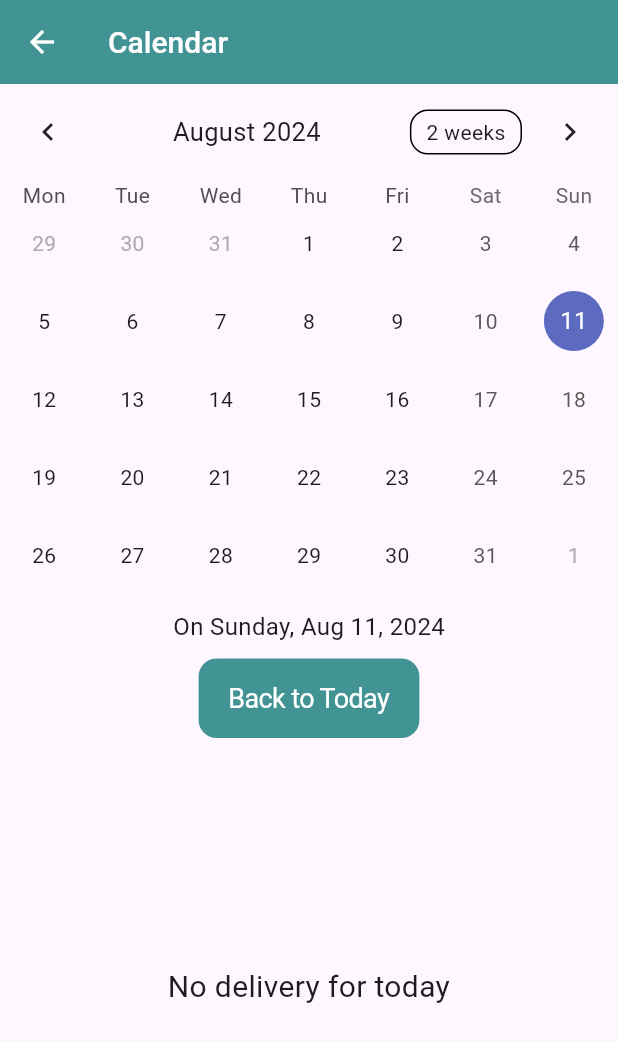
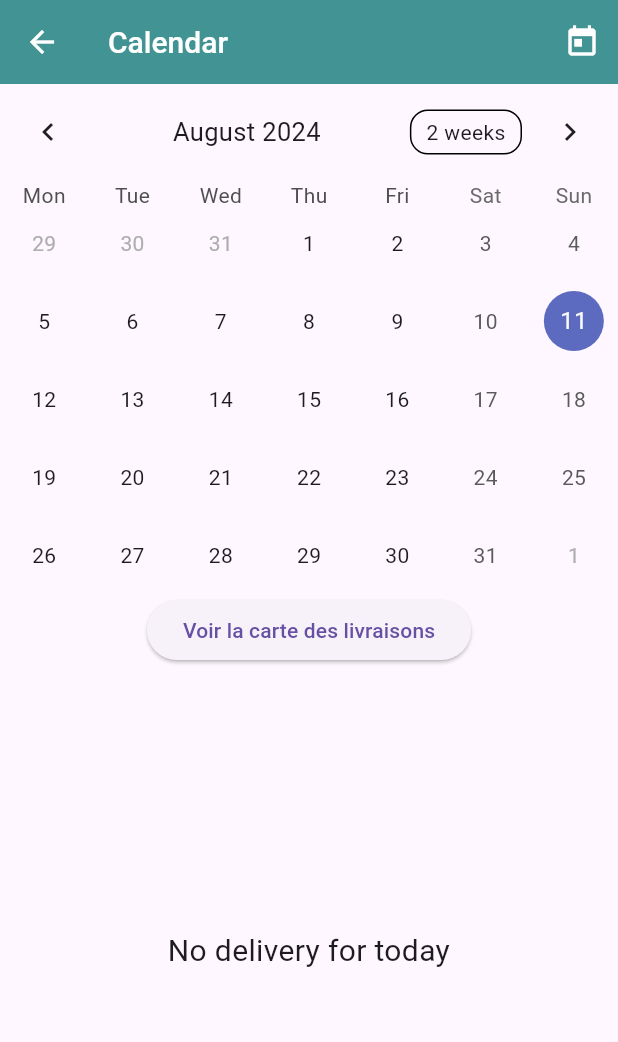
Before and after one commit to Diagora-EIP/mobile, a Flutter app: the CalendarView screen opened directly, on a phone screen of 412 x 824 dp. Shown: the top 1042 px of the screen. Run offline on Flutter 3.47's test engine with Material 3 defaults, Android fonts, the phone set to English and light mode, and no system bars; drawn by our look-alikes of table_calendar; our stand-ins replace accordion, firebase_analytics, firebase_core, firebase_crashlytics, fl_chart, flutter_datetime_picker_plus and 9 more; missing offline and left inert: background_location, firebase_performance, flutter_background_service, mapbox_maps_flutter, maps_launcher; accounts and stored records are empty; network calls fail.

Commit message:
finish 2 task on schedule

```diff
--- a/lib/views/home/calendar/calendar.dart
+++ b/lib/views/home/calendar/calendar.dart
@@ -14,6 +14,7 @@ import 'package:diagora/views/home/home.dart';
 import 'package:diagora/models/role_model.dart';
 import 'package:diagora/services/api_service.dart';
 import 'package:diagora/views/home/calendar/new_delivery.dart';
+import 'package:diagora/views/home/map/map.dart';
 
 import 'package:mapbox_maps_flutter/mapbox_maps_flutter.dart' as mapbox;
 import 'package:permission_handler/permission_handler.dart';
@@ -36,6 +37,7 @@ class _CalendarViewState extends State<CalendarView> {
   List<dynamic> scheduleList = [];
   bool deliveryToday = true;
   bool isLoading = false;
+  late DateTime focusDay = today;
 
   @override
   void initState() {
@@ -45,8 +47,11 @@ class _CalendarViewState extends State<CalendarView> {
 
   // Needs to have the same parameters as the function onDaySelected [DateTime day, DateTime focusDay]
   void _onDaySelected(DateTime day, DateTime focusDay) {
+    print('Selected day: $day');
+    print('Focus day: $focusDay');
     if (mounted) {
       setState(() {
+        this.focusDay = focusDay;
         isLoading = true;
       });
     }
@@ -99,6 +104,21 @@ class _CalendarViewState extends State<CalendarView> {
   @override
   Widget build(BuildContext context) {
     return Scaffold(
+      floatingActionButton:
+          _api.role?.role == Roles.manager || _api.role?.role == Roles.admin
+              ? FloatingActionButton(
+                  child: const Icon(Icons.add),
+                  onPressed: () {
+                    Navigator.pushAndRemoveUntil(
+                      context,
+                      MaterialPageRoute(
+                        builder: (context) => NewDelivery(pickedDate: today),
+                      ),
+                      (route) => false,
+                    );
+                  },
+                )
+              : const SizedBox(),
       appBar: AppBar(
         leading: IconButton(
           icon: const Icon(Icons.arrow_back),
@@ -130,20 +150,15 @@ class _CalendarViewState extends State<CalendarView> {
         ),
         title: const Text('Calendar'),
         actions: <Widget>[
-          _api.role?.role == Roles.manager || _api.role?.role == Roles.admin
-              ? IconButton(
-                  icon: const Icon(Icons.add),
-                  onPressed: () {
-                    Navigator.pushAndRemoveUntil(
-                      context,
-                      MaterialPageRoute(
-                        builder: (context) => NewDelivery(pickedDate: today),
-                      ),
-                      (route) => false,
-                    );
-                  },
-                )
-              : const SizedBox(),
+          IconButton(
+            icon: const Icon(Icons.today),
+            onPressed: () {
+              setState(() {
+                today = DateTime.now();
+                _onDaySelected(today, today);
+              });
+            },
+          ),
         ],
       ),
       body: Column(
@@ -169,35 +184,20 @@ class _CalendarViewState extends State<CalendarView> {
             },
             onDaySelected: _onDaySelected,
           ),
-          Container(
-            margin: const EdgeInsets.only(top: 10.0, bottom: 10.0),
-            child: Text(
-              "On ${DateFormat('EEEE, MMM d, yyyy').format(today)}",
-              style: const TextStyle(
-                fontSize: 16,
-              ),
-            ),
-          ),
-          CupertinoButton(
-            color: Theme.of(context).primaryColor,
-            onPressed: () => {
-              if (today.day != DateTime.now().day ||
-                  today.month != DateTime.now().month ||
-                  today.year != DateTime.now().year)
-                {
-                  setState(() {
-                    today = DateTime.now();
-                    _onDaySelected(today, today);
-                  })
-                }
+          //button to see the map with delivery map
+          ElevatedButton(
+            onPressed: () {
+              Navigator.push(
+                context,
+                MaterialPageRoute(
+                  builder: (context) => MapPage(
+                    userId: _api.user!.id,
+                    date: today,
+                  ),
+                ),
+              );
             },
-            child: const Text(
-              "Back to Today",
-              style: TextStyle(
-                fontSize: 18,
-                color: Colors.white,
-              ),
-            ),
+            child: const Text('Voir la carte des livraisons'),
           ),
           Expanded(
               child: isLoading
--- a/lib/views/settings/settings_view.dart
+++ b/lib/views/settings/settings_view.dart
@@ -113,7 +113,6 @@ class SettingsViewState extends State<SettingsView> {
                 ),
               ),
               const Divider(),
-              if (widget.changeRoleView != null) ...[
               ListTile(
                 leading: const Icon(Icons.directions_car),
                 title: const Text('Choose vehicule'),
@@ -125,9 +124,6 @@ class SettingsViewState extends State<SettingsView> {
                   );
                 },
               ),
-              ],
-              if (Roles.manager == _api.role?.role ||
-                  Roles.livreur == _api.role?.role) ...[
               ListTile(
                 leading: const Icon(Icons.add),
                 title: const Text('New Document'),
@@ -152,7 +148,6 @@ class SettingsViewState extends State<SettingsView> {
                   );
                 },
               ),
-              ],
               ListTile(
                 leading: const Icon(Icons.logout, color: Colors.red),
                 title: const Text(
```
Also changed, not shown: lib/views/admin/users/user/schedules/shedules_view.dart (+51 -23 lines), lib/views/home/map/map.dart (+9 -2 lines), lib/views/wrapper/wrapper_view.dart (+15 -14 lines). Lines whose indentation alone changed are shown as unchanged.
